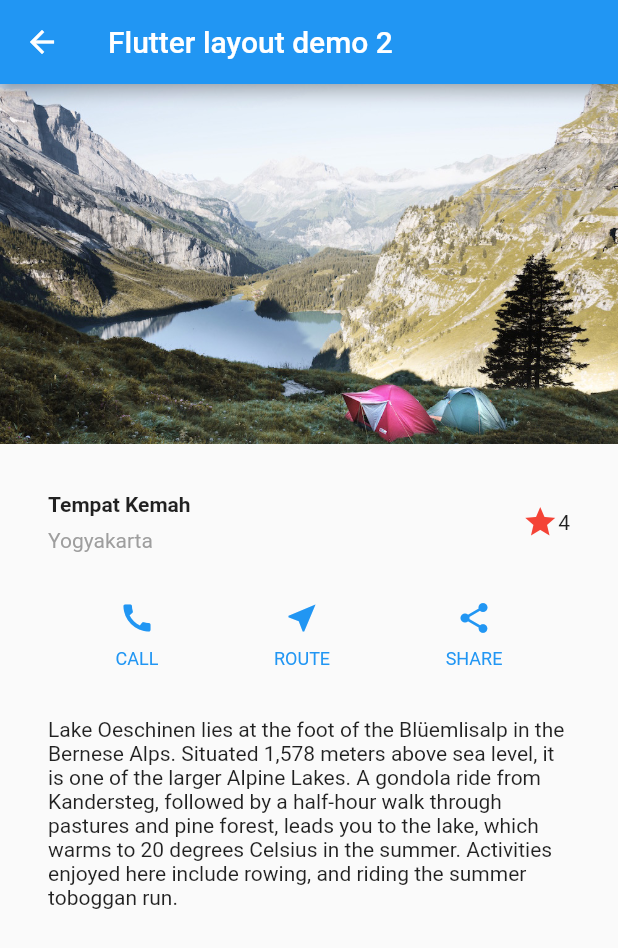
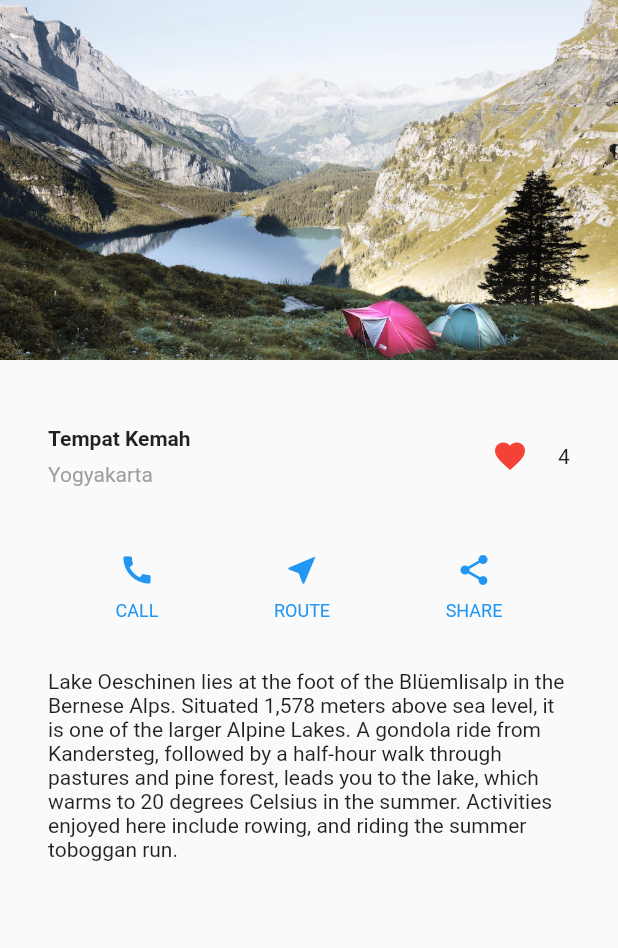
Before and after one commit to riansyahrobi8/Belajar-Flutter-UI, a Flutter app: the SecondLayouting screen opened directly, on a phone screen of 412 x 824 dp. Shown: the top 948 px of the screen. Run offline on Flutter 3.47's test engine with Material 2 defaults, Android fonts, the phone set to English and light mode, and no system bars.

```diff
--- a/lib/MyApp.dart
+++ b/lib/MyApp.dart
@@ -5,6 +5,7 @@ import 'package:belajar_ui_flutter/screens/FavoriteWidget.dart';
 import 'package:belajar_ui_flutter/screens/Home.dart';
 import 'package:belajar_ui_flutter/screens/ImageFittedBox.dart';
 import 'package:belajar_ui_flutter/screens/Layouting2.dart';
+import 'package:belajar_ui_flutter/screens/TapLayout.dart';
 import 'package:belajar_ui_flutter/screens/ThirdLayouting.dart';
 import 'package:flutter/material.dart';
 
@@ -18,7 +19,7 @@ class MyApp extends StatelessWidget {
         appBar: AppBar(
           title: Text("Flutter layout demo"),
         ),
-        body: CardLayoutBuilder(),
+        body: TapboxA(),
       ),
     );
   }
--- a/lib/screens/Layouting2.dart
+++ b/lib/screens/Layouting2.dart
@@ -1,3 +1,4 @@
+import 'package:belajar_ui_flutter/screens/FavoriteWidget.dart';
 import 'package:flutter/material.dart';
 
 class SecondLayouting extends StatelessWidget {
@@ -17,9 +18,6 @@ class SecondLayouting extends StatelessWidget {
     );
 
     return Scaffold(
-        appBar: AppBar(
-          title: Text("Flutter layout demo 2"),
-        ),
         body: ListView(
       children: <Widget>[
         imageSection,
@@ -71,11 +69,7 @@ class SecondLayouting extends StatelessWidget {
             )
           ],
         )),
-        Icon(
-          Icons.star,
-          color: Colors.red[500],
-        ),
-        Text('4')
+        FavoriteWidget(),
       ],
     ),
   );
```
Also changed, not shown: lib/screens/TapLayout.dart (added, +37 -0 lines). Lines whose indentation alone changed are shown as unchanged.
